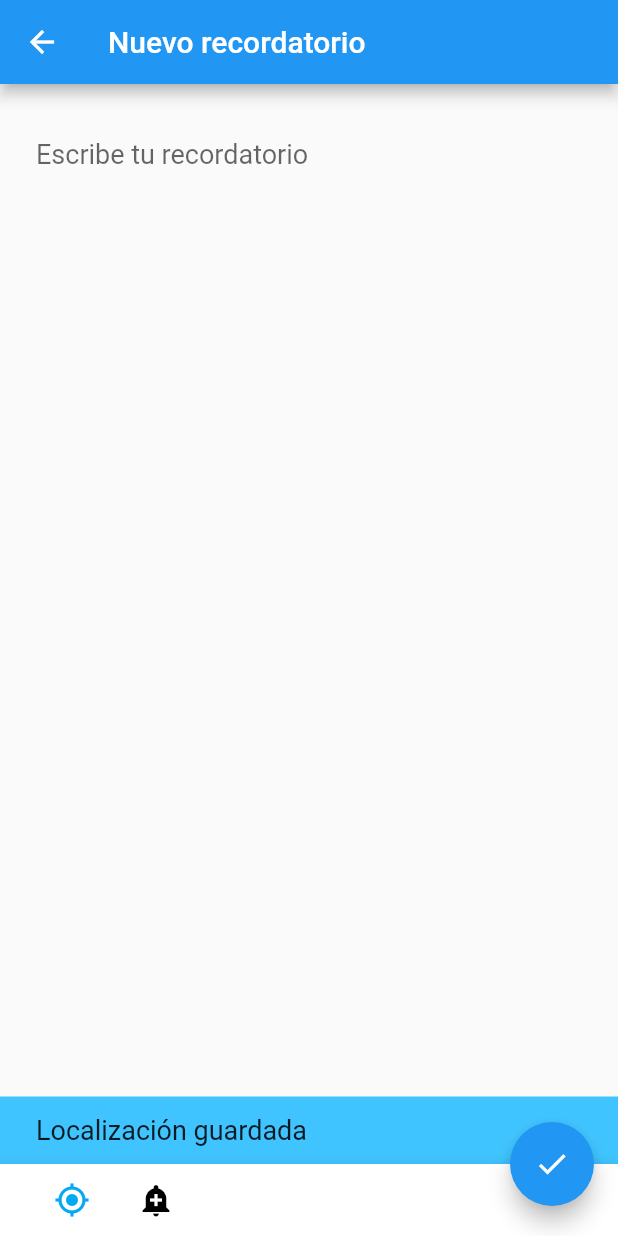
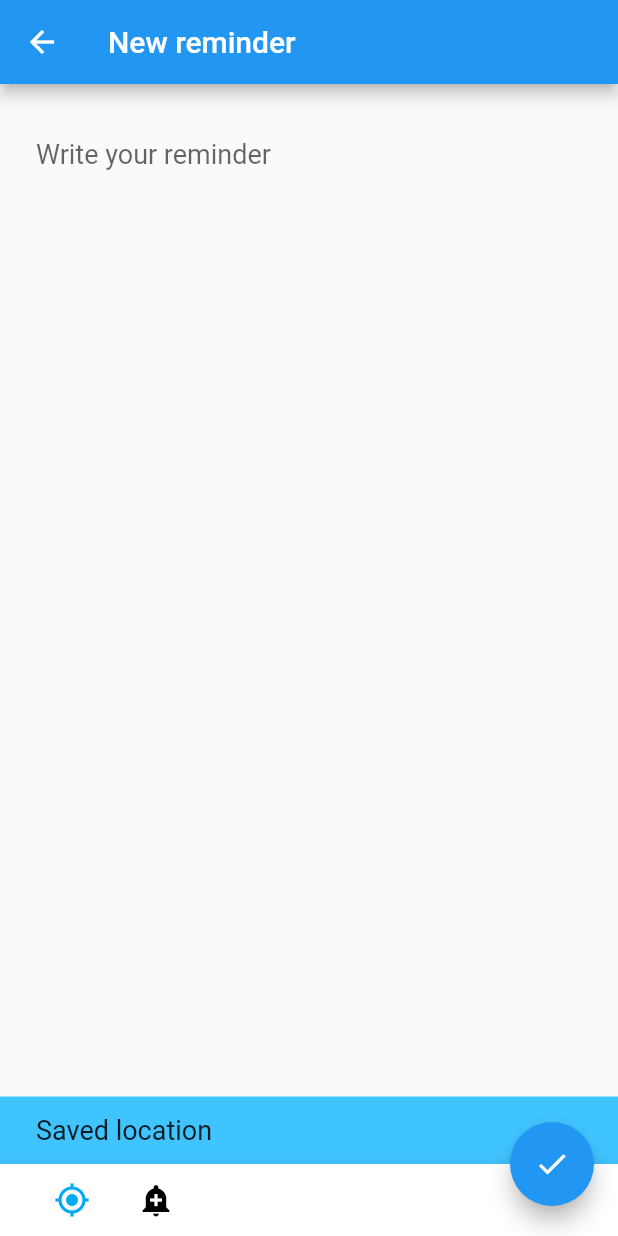
Before and after one commit to julian-martinez/reminder-app, a Flutter app: the Reminder screen opened directly, after a tap on the "gps fixed" icon, on a phone screen of 412 x 824 dp. Run offline on Flutter 3.47's test engine with Material 2 defaults, Android fonts, the phone set to English and light mode, and no system bars; missing offline and left inert: fluttery.

Commit message:
apply i18n to new-reminder and reminder-list

```diff
--- a/lib/i18n.dart
+++ b/lib/i18n.dart
@@ -17,12 +17,22 @@ class I18n {
     'en': {
       Strings.FORM_EMAIL: 'E-Mail',
       Strings.FORM_PASSWORD: 'Password',
-      Strings.BTN_LOGIN: 'Log in'
+      Strings.BTN_LOGIN: 'Log in',
+      Strings.NEW_REMINDER: 'New reminder',
+      Strings.WRT_REMINDER: 'Write your reminder',
+      Strings.NOTIFY_AT: 'Notify at',
+      Strings.SAVED_LOCATION: 'Saved location',
+      Strings.REMINDERS: 'Reminders'
     },
     'es': {
       Strings.FORM_EMAIL: 'Correo electrónico',
       Strings.FORM_PASSWORD: 'Contraseña',
-      Strings.BTN_LOGIN: 'Acceder'
+      Strings.BTN_LOGIN: 'Acceder',
+      Strings.NEW_REMINDER: 'Nuevo recordatorio',
+      Strings.WRT_REMINDER: 'Escribe tu recordatorio',
+      Strings.NOTIFY_AT: 'Notificar en',
+      Strings.SAVED_LOCATION: 'Localización guardada',
+      Strings.REMINDERS: 'Recordatorios'
     }
   };
 
@@ -35,7 +45,12 @@ class I18n {
 enum Strings {
   FORM_EMAIL,
   FORM_PASSWORD,
-  BTN_LOGIN
+  BTN_LOGIN,
+  NEW_REMINDER,
+  WRT_REMINDER,
+  NOTIFY_AT,
+  SAVED_LOCATION,
+  REMINDERS
 }
 
 class I18nDelegate extends LocalizationsDelegate<I18n> {
--- a/lib/view/new-reminder.dart
+++ b/lib/view/new-reminder.dart
@@ -38,7 +38,7 @@ class _ReminderState extends State<Reminder> {
             icon: new Icon(Icons.arrow_back),
             onPressed: (){}
         ),
-        title: new Text('Nuevo recordatorio'),
+        title: new Text(I18n.of(context).getValueOf(Strings.NEW_REMINDER)),
       ),
       body: new Container(
         child: new Column(
@@ -55,7 +55,7 @@ class _ReminderState extends State<Reminder> {
                     maxLines: 255,
                     decoration: new InputDecoration(
                       border: InputBorder.none,
-                      hintText: 'Escribe tu recordatorio',
+                      hintText: I18n.of(context).getValueOf(Strings.WRT_REMINDER),
                     )
                   )
               ),
@@ -121,7 +121,7 @@ class _ReminderState extends State<Reminder> {
             ),
             new Flexible(
               child: new _DateTimePicker(
-                labelText: 'Notificar en',
+                labelText: I18n.of(context).getValueOf(Strings.NOTIFY_AT),
                 selectedDate: _toDate,
                 selectedTime: _toTime,
                 selectDate: (DateTime date){
@@ -158,7 +158,7 @@ class _ReminderState extends State<Reminder> {
                 color: Colors.lightBlueAccent,
                 padding: const EdgeInsets.only(left: 24.0, right: 24.0, top: 12.0, bottom: 12.0),
                 alignment: Alignment.centerLeft,
-                  child: new Text('Localización guardada', style: TextStyle(fontSize: 18.0),)
+                  child: new Text(I18n.of(context).getValueOf(Strings.SAVED_LOCATION), style: TextStyle(fontSize: 18.0),)
               )
           )
         ],
--- a/lib/view/reminder-list.dart
+++ b/lib/view/reminder-list.dart
@@ -17,7 +17,7 @@ class _ReminderListState extends State<ReminderList> {
             icon: new Icon(Icons.arrow_back),
             onPressed: (){}
         ),
-        title: new Text('Recordatorios'),
+        title: new Text(I18n.of(context).getValueOf(Strings.REMINDERS)),
       ),
       body: new ListView.builder(
         itemCount: 15,
@@ -106,7 +106,7 @@ class _ReminderItemState extends State<ReminderItem> {
                 new Container(
                   height: 24.0,
                   padding: const EdgeInsets.only(left: 12.0, top: 2.0, bottom: 4.0),
-                  child: new Text('Reunion en el parc bit para tratar asuntos de diferente índole acerca del desarrollo de software',
+                  child: new Text('Lorem ipsum dolor sit amet, consectetur adipiscing elit, sed do eiusmod tempor incididunt ut labore et dolore magna aliqua.',
                     maxLines: 1,
                     overflow: TextOverflow.ellipsis,
                     style: new TextStyle(fontSize: 16.0),
@@ -116,7 +116,7 @@ class _ReminderItemState extends State<ReminderItem> {
                   alignment: Alignment.centerRight,
                   height: 24.0,
                   padding: const EdgeInsets.only(left: 12.0, top: 4.0, bottom: 2.0),
-                  child: new Text('Creacion: 03/09/2018 17:37',
+                  child: new Text('03/09/2018 17:37',
                     style: new TextStyle(fontStyle: FontStyle.italic),
                   ),
                 ),
```
